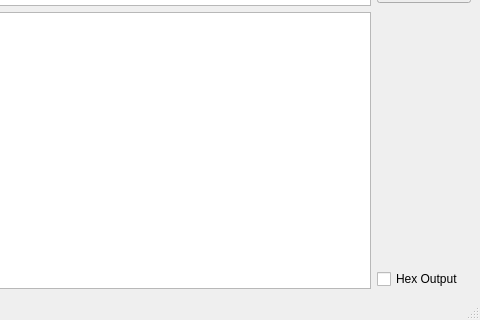
Before: the Qt Designer form mainwindow.ui in mengguang/SimpleCodec, drawn with Qt 5; both pictures show x 320 to 800 and y 280 to 600 of the 800 by 600 pixel window.
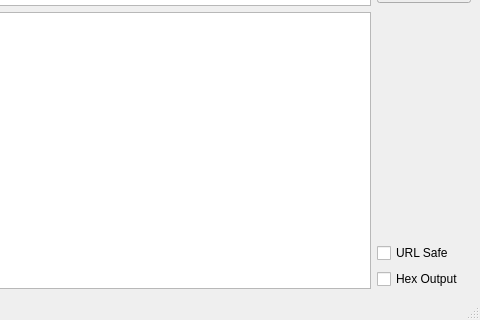
After: the same form once the commit is applied.

Commit message: add url safe base64 options.

What changed in the file:
```diff
--- a/mainwindow.ui
+++ b/mainwindow.ui
@@ -115,6 +115,13 @@
           </property>
          </spacer>
         </item>
+        <item>
+         <widget class="QCheckBox" name="checkBoxUrlSafe">
+          <property name="text">
+           <string>URL Safe</string>
+          </property>
+         </widget>
+        </item>
         <item>
          <widget class="QCheckBox" name="checkBoxHexOutput">
           <property name="text">
```
The commit also changes 2 other files.
